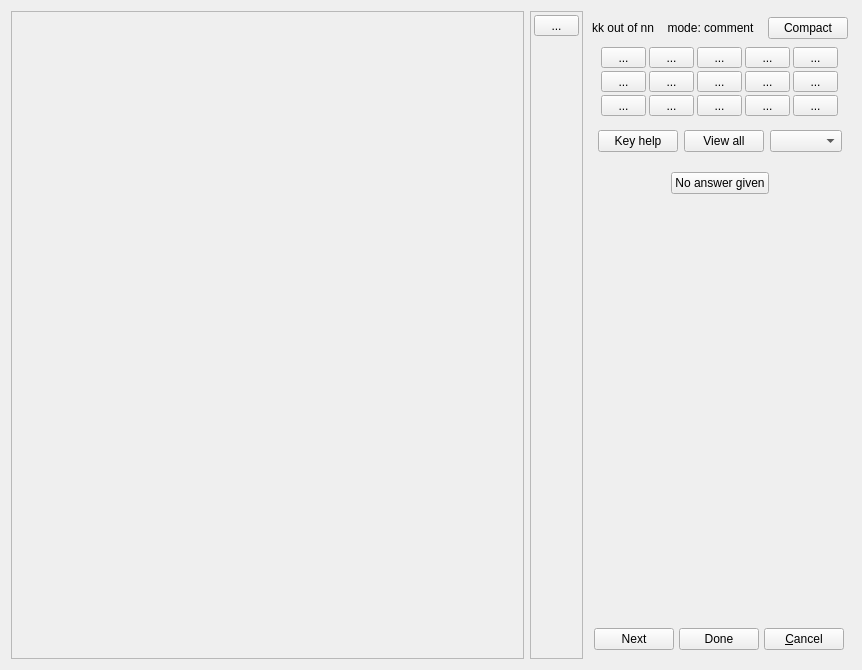
plomgrading/plom, file qtCreatorFiles/ui_annotator_lhm.ui: the form before one commit.
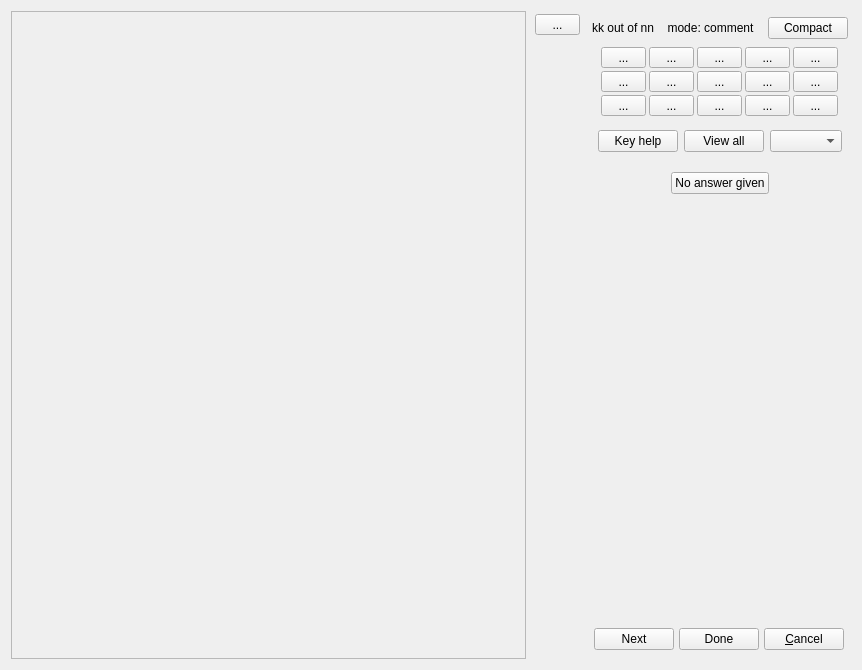
The form after the commit.

Commit message: remove border from thin toolbar

The edit to the form file:
```diff
--- a/qtCreatorFiles/ui_annotator_lhm.ui
+++ b/qtCreatorFiles/ui_annotator_lhm.ui
@@ -646,7 +646,7 @@
    <item row="0" column="1" rowspan="5">
     <widget class="QFrame" name="revealBox0">
      <property name="frameShape">
-      <enum>QFrame::StyledPanel</enum>
+      <enum>QFrame::NoFrame</enum>
      </property>
      <property name="frameShadow">
       <enum>QFrame::Raised</enum>
```
The commit also changes 3 other files.
